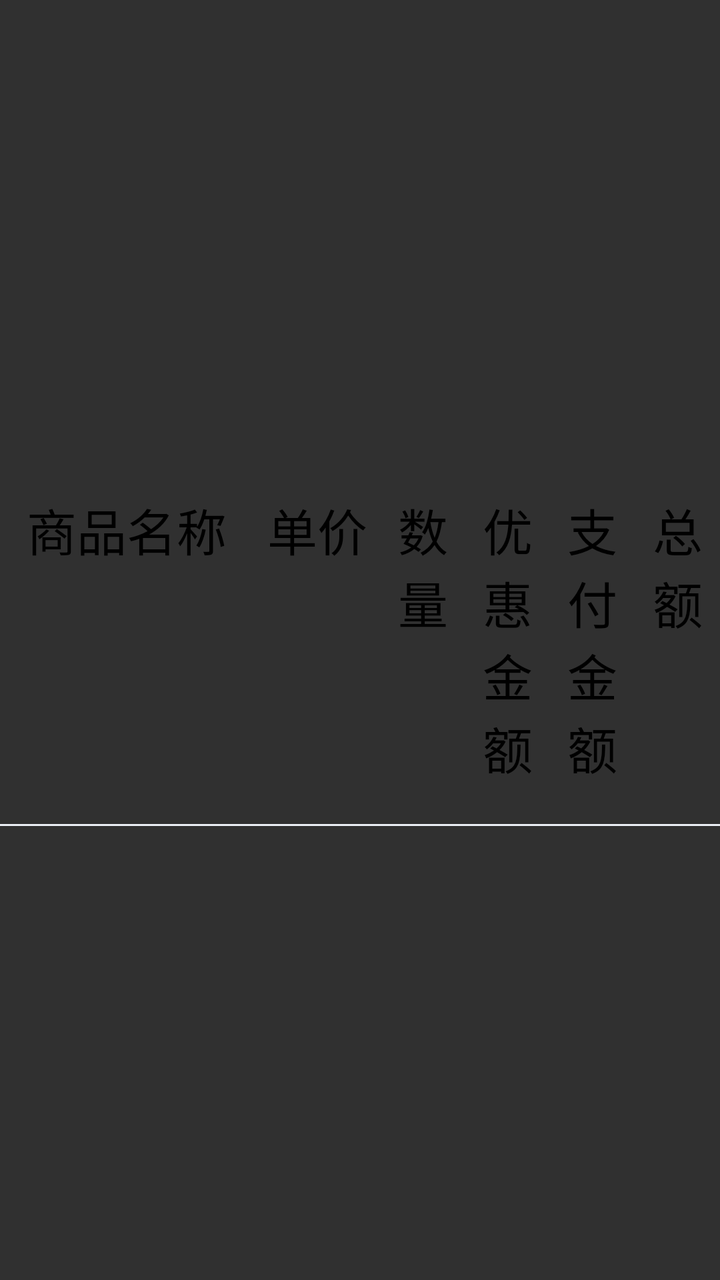
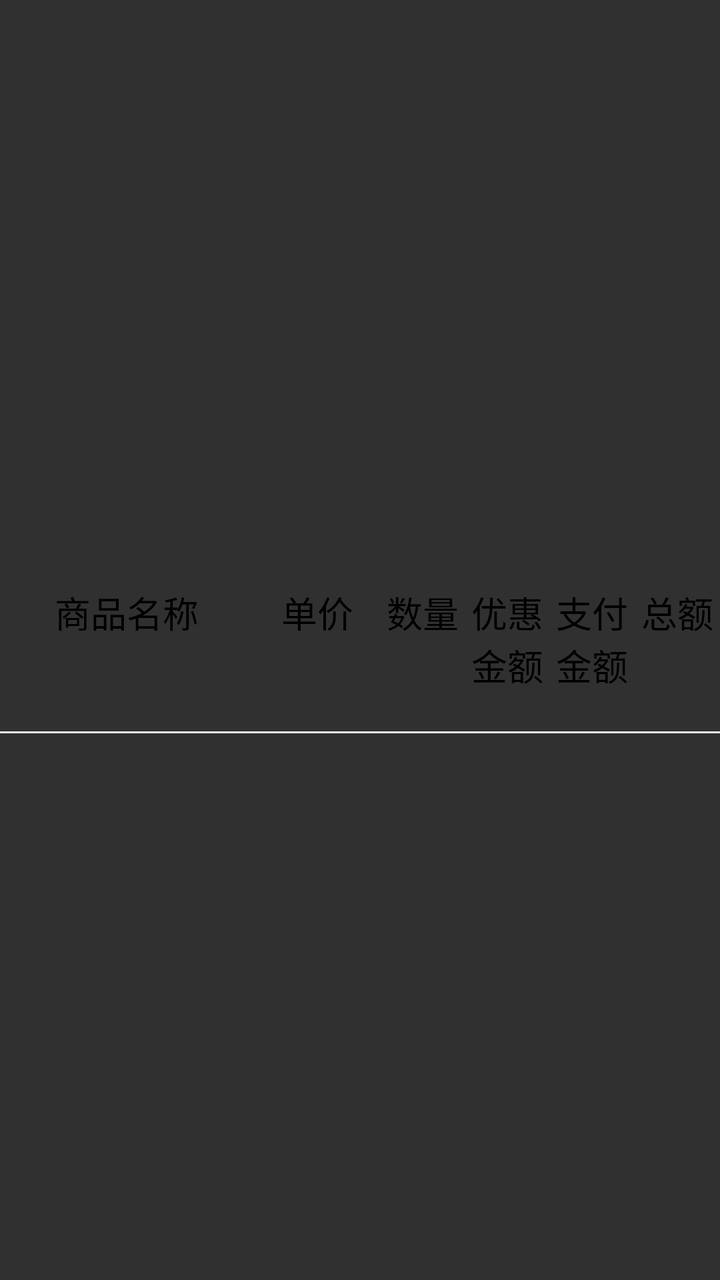

Screens rendered from an Android XML layout before and after an edit, with the pre-edit source and the edit as a unified diff.
<!-- AndroidManifest.xml: application theme Base.Theme.UHMCS -->
<!-- res/layout/item_order_shop.xml -->
<?xml version="1.0" encoding="utf-8"?>
<LinearLayout xmlns:android="http://schemas.android.com/apk/res/android"
    android:orientation="vertical"
    android:layout_width="match_parent"
    android:layout_height="wrap_content"
    android:layout_margin="5dp"
    android:gravity="center"
    android:id="@+id/item_shop_view">
    <LinearLayout
        android:layout_width="match_parent"
        android:layout_height="wrap_content"
        android:orientation="vertical">
        <LinearLayout
            android:paddingTop="20dp"
            android:paddingBottom="20dp"
            android:layout_width="match_parent"
            android:layout_height="wrap_content"
            android:orientation="horizontal">
            <TextView
                android:id="@+id/shop_name"
                android:layout_width="0dp"
                android:layout_height="wrap_content"
                android:layout_weight="3"
                android:textSize="25dp"
                android:textColor="@color/black"
                android:text="商品名称"
                android:gravity="center"/>
            <TextView
                android:id="@+id/shop_pice"
                android:layout_width="0dp"
                android:layout_height="wrap_content"
                android:layout_weight="1.5"
                android:textSize="25dp"
                android:textColor="@color/black"
                android:text="单价"
                android:gravity="center"/>
            <TextView
                android:id="@+id/shop_num"
                android:layout_width="0dp"
                android:layout_height="wrap_content"
                android:layout_weight="1"
                android:textSize="25dp"
                android:textColor="@color/black"
                android:text="数量"
                android:gravity="center"/>
            <TextView
                android:id="@+id/shop_discounted_price"
                android:layout_width="0dp"
                android:layout_height="wrap_content"
                android:layout_weight="1"
                android:textSize="25dp"
                android:textColor="@color/black"
                android:text="优惠金额"
                android:gravity="center"/>
            <TextView
                android:id="@+id/shop_pay_price"
                android:layout_width="0dp"
                android:layout_height="wrap_content"
                android:layout_weight="1"
                android:textSize="25dp"
                android:textColor="@color/black"
                android:text="支付金额"
                android:gravity="center"/>
            <TextView
                android:id="@+id/shop_all_price"
                android:layout_width="0dp"
                android:layout_height="wrap_content"
                android:layout_weight="1"
                android:textSize="25dp"
                android:textColor="@color/black"
                android:text="总额"
                android:gravity="center"/>

        </LinearLayout>
        <View
            android:layout_width="match_parent"
            android:layout_height="1dp"
            android:background="#ebeef5" />
    </LinearLayout>
</LinearLayout>
<!-- resources referenced by this layout -->
<resources>
  <color name="black">#FF000000</color>
  <style name="Base.Theme.UHMCS" parent="Theme.AppCompat.NoActionBar">
          
          
          <item name="android:windowFullscreen">true</item>
          <item name="android:windowContentOverlay">@null</item>
          <item name="colorControlActivated">@color/black</item> 
  
  
  
  
      </style>
</resources>

<!-- the commit's change to res/layout/item_order_shop.xml (unified diff, before → after) -->
@@ -21,7 +21,7 @@
                 android:layout_width="0dp"
                 android:layout_height="wrap_content"
                 android:layout_weight="3"
-                android:textSize="25dp"
+                android:textSize="18dp"
                 android:textColor="@color/black"
                 android:text="商品名称"
                 android:gravity="center"/>
@@ -30,7 +30,7 @@
                 android:layout_width="0dp"
                 android:layout_height="wrap_content"
                 android:layout_weight="1.5"
-                android:textSize="25dp"
+                android:textSize="18dp"
                 android:textColor="@color/black"
                 android:text="单价"
                 android:gravity="center"/>
@@ -39,7 +39,7 @@
                 android:layout_width="0dp"
                 android:layout_height="wrap_content"
                 android:layout_weight="1"
-                android:textSize="25dp"
+                android:textSize="18dp"
                 android:textColor="@color/black"
                 android:text="数量"
                 android:gravity="center"/>
@@ -48,7 +48,7 @@
                 android:layout_width="0dp"
                 android:layout_height="wrap_content"
                 android:layout_weight="1"
-                android:textSize="25dp"
+                android:textSize="18dp"
                 android:textColor="@color/black"
                 android:text="优惠金额"
                 android:gravity="center"/>
@@ -57,7 +57,7 @@
                 android:layout_width="0dp"
                 android:layout_height="wrap_content"
                 android:layout_weight="1"
-                android:textSize="25dp"
+                android:textSize="18dp"
                 android:textColor="@color/black"
                 android:text="支付金额"
                 android:gravity="center"/>
@@ -66,7 +66,7 @@
                 android:layout_width="0dp"
                 android:layout_height="wrap_content"
                 android:layout_weight="1"
-                android:textSize="25dp"
+                android:textSize="18dp"
                 android:textColor="@color/black"
                 android:text="总额"
                 android:gravity="center"/>
